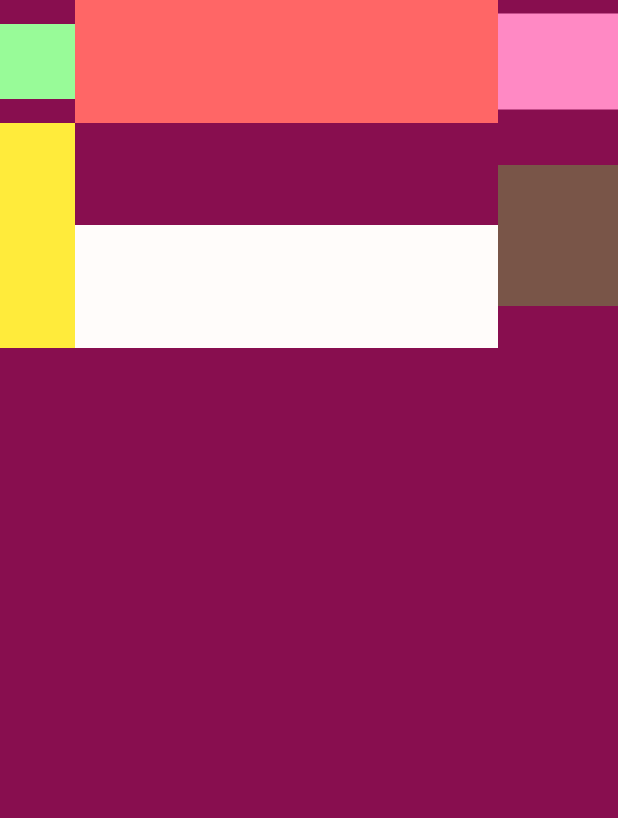
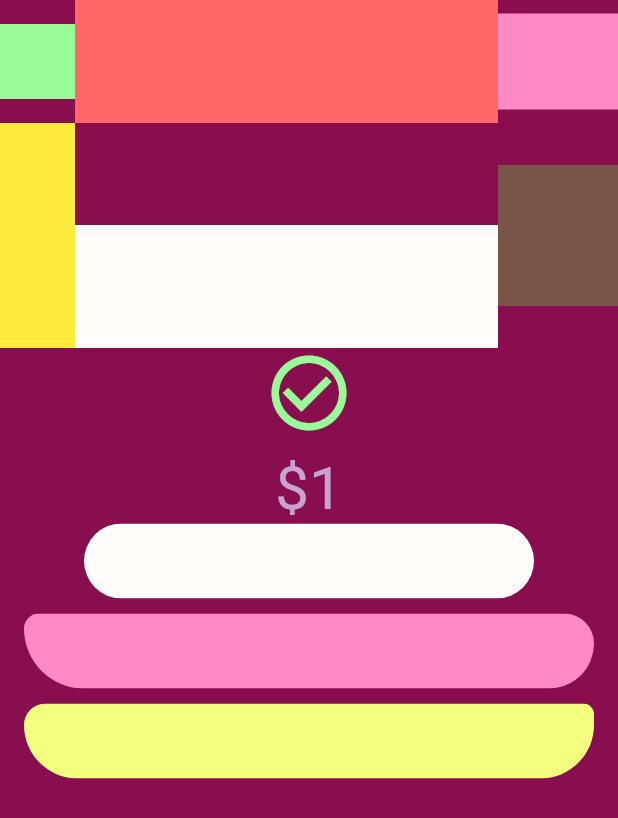
Before and after one commit to viirgess/WidgetsPractice, a Flutter app: the ThirdScreen screen opened directly, on a phone screen of 412 x 824 dp. Shown: the top 818 px of the screen. Run offline on Flutter 3.47's test engine with Material 2 defaults, Android fonts, the phone set to English and light mode, and no system bars.

Commit message:
added several widgets more

```diff
--- a/lib/component/screen/second_screen.dart
+++ b/lib/component/screen/second_screen.dart
@@ -1,7 +1,5 @@
 import 'package:flutter/material.dart';
-import 'package:widgets_practice/component/utils/color_source.dart';
 import 'package:widgets_practice/component/widget/silver_app_bar_widget.dart';
-import 'package:widgets_practice/component/widget/tablet_widget.dart';
 
 class SecondScreen extends StatelessWidget {
   const SecondScreen({super.key});
@@ -11,7 +9,7 @@ class SecondScreen extends StatelessWidget {
     return Scaffold(
       body: CustomScrollView(
         slivers: <Widget>[
-          SilverAppBarWidget(), // Add the custom SliverAppBar here
+          const SilverAppBarWidget(),
           SliverList(
             delegate: SliverChildBuilderDelegate(
               (BuildContext context, int index) {
@@ -19,7 +17,7 @@ class SecondScreen extends StatelessWidget {
                   title: Text('Item $index'),
                 );
               },
-              childCount: 100,
+              childCount: 10,
             ),
           ),
         ],
--- a/lib/component/screen/third_screen.dart
+++ b/lib/component/screen/third_screen.dart
@@ -1,5 +1,9 @@
 import 'package:flutter/material.dart';
 import 'package:widgets_practice/component/utils/color_source.dart';
+import 'package:widgets_practice/component/widget/clip_r_rect_widget.dart';
+import 'package:widgets_practice/component/widget/inherited_model_widget.dart';
+import 'package:widgets_practice/component/widget/stream_builder_widget.dart';
+
 import 'package:widgets_practice/component/widget/tablet_widget.dart';
 
 class ThirdScreen extends StatelessWidget {
@@ -10,10 +14,14 @@ class ThirdScreen extends StatelessWidget {
     return Scaffold(
       backgroundColor: Colors.pink.shade900,
       body: SafeArea(
-        child: Column(
-          children: [
-            TabletWidget(),
-          ],
+        child: SingleChildScrollView(
+          child: Column(
+            children: [
+              TabletWidget(),
+              StreamBuilderWidget(),
+              ClipRRectWidget(),
+            ],
+          ),
         ),
       ),
     );
--- /dev/null
+++ b/lib/component/widget/clip_r_rect_widget.dart
@@ -0,0 +1,62 @@
+import 'package:flutter/material.dart';
+import 'package:widgets_practice/component/utils/color_source.dart';
+
+class ClipRRectWidget extends StatelessWidget {
+  const ClipRRectWidget({super.key});
+
+  @override
+  Widget build(BuildContext context) {
+    return Padding(
+      padding: const EdgeInsets.symmetric(horizontal: 16),
+      child: Column(
+        mainAxisAlignment: MainAxisAlignment.spaceEvenly,
+        children: [
+          ClipRRect(
+            borderRadius: BorderRadius.circular(30.0),
+            child: Container(
+              width: double.infinity,
+              height: 50,
+              constraints: const BoxConstraints(
+                maxWidth: 300,
+                maxHeight: 100,
+              ),
+              color: ColorsSourceApp.milk,
+            ),
+          ),
+          const SizedBox(
+            height: 10,
+          ),
+          ClipRRect(
+            borderRadius: const BorderRadius.only(
+              topLeft: Radius.circular(10.0),
+              topRight: Radius.circular(20.0),
+              bottomRight: Radius.circular(30.0),
+              bottomLeft: Radius.circular(40.0),
+            ),
+            child: Container(
+              width: double.infinity,
+              height: 50,
+              color: ColorsSourceApp.purple,
+            ),
+          ),
+          const SizedBox(
+            height: 10,
+          ),
+          ClipRRect(
+            borderRadius: const BorderRadius.only(
+              topLeft: Radius.circular(20.0),
+              topRight: Radius.circular(10.0),
+              bottomRight: Radius.circular(50.0),
+              bottomLeft: Radius.circular(50.0),
+            ),
+            child: Container(
+              width: double.infinity,
+              height: 50,
+              color: ColorsSourceApp.yellow,
+            ),
+          ),
+        ],
+      ),
+    );
+  }
+}
--- a/lib/component/widget/page_view_widget.dart
+++ b/lib/component/widget/page_view_widget.dart
@@ -2,6 +2,7 @@ import 'package:flutter/material.dart';
 import 'package:widgets_practice/component/screen/first_screen.dart';
 import 'package:widgets_practice/component/screen/second_screen.dart';
 import 'package:widgets_practice/component/screen/third_screen.dart';
+import 'package:widgets_practice/component/widget/inherited_model_widget.dart';
 
 class PageViewWidget extends StatelessWidget {
   const PageViewWidget({super.key});
@@ -11,10 +12,11 @@ class PageViewWidget extends StatelessWidget {
     final PageController controller = PageController();
     return PageView(
       controller: controller,
-      children: [
+      children: const [
         FirstScreen(),
         SecondScreen(),
         ThirdScreen(),
+        InheritedModelWidget(),
       ],
     );
   }
--- /dev/null
+++ b/lib/component/widget/stream_builder_widget.dart
@@ -0,0 +1,137 @@
+import 'dart:async';
+
+import 'package:flutter/material.dart';
+import 'package:widgets_practice/component/utils/color_source.dart';
+
+class StreamBuilderWidget extends StatefulWidget {
+  const StreamBuilderWidget({super.key});
+
+  @override
+  State<StreamBuilderWidget> createState() => _StreamBuilderWidgetState();
+}
+
+class _StreamBuilderWidgetState extends State<StreamBuilderWidget> {
+  final Stream<int> _bids = (() {
+    late final StreamController<int> controller;
+    controller = StreamController<int>(
+      onListen: () async {
+        await Future<void>.delayed(const Duration(seconds: 1));
+        controller.add(1);
+        await Future<void>.delayed(const Duration(seconds: 1));
+        await controller.close();
+      },
+    );
+    return controller.stream;
+  })();
+
+  @override
+  Widget build(BuildContext context) {
+    return DefaultTextStyle(
+      style: Theme.of(context).textTheme.displayMedium!,
+      textAlign: TextAlign.center,
+      child: Container(
+        alignment: FractionalOffset.center,
+        color: Colors.transparent,
+        child: StreamBuilder<int>(
+          stream: _bids,
+          builder: (BuildContext context, AsyncSnapshot<int> snapshot) {
+            List<Widget> children;
+            if (snapshot.hasError) {
+              children = <Widget>[
+                const Icon(
+                  Icons.error_outline,
+                  color: ColorsSourceApp.red,
+                  size: 60,
+                ),
+                Padding(
+                  padding: const EdgeInsets.only(top: 10),
+                  child: Text('Error: ${snapshot.error}'),
+                ),
+                Padding(
+                  padding: const EdgeInsets.only(top: 8),
+                  child: Text(
+                    'Stack trace: ${snapshot.stackTrace}',
+                    style: const TextStyle(
+                        fontSize: 40, color: ColorsSourceApp.pink),
+                  ),
+                ),
+              ];
+            } else {
+              switch (snapshot.connectionState) {
+                case ConnectionState.none:
+                  children = const <Widget>[
+                    Icon(
+                      Icons.info,
+                      color: ColorsSourceApp.blue,
+                      size: 30,
+                    ),
+                    Padding(
+                      padding: EdgeInsets.only(top: 10),
+                      child: Text(
+                        'Too',
+                        style: TextStyle(
+                            fontSize: 40, color: ColorsSourceApp.pink),
+                      ),
+                    ),
+                  ];
+                case ConnectionState.waiting:
+                  children = const <Widget>[
+                    SizedBox(
+                      width: 60,
+                      height: 60,
+                      child: CircularProgressIndicator(),
+                    ),
+                    Padding(
+                      padding: EdgeInsets.only(top: 10),
+                      child: Text(
+                        'Server is loading',
+                        style: TextStyle(
+                            fontSize: 40, color: ColorsSourceApp.pink),
+                      ),
+                    ),
+                  ];
+                case ConnectionState.active:
+                  children = <Widget>[
+                    const Icon(
+                      Icons.check_circle_outline,
+                      color: ColorsSourceApp.green,
+                      size: 60,
+                    ),
+                    Padding(
+                      padding: const EdgeInsets.only(top: 10),
+                      child: Text(
+                        '\$${snapshot.data}',
+                        style: const TextStyle(
+                            fontSize: 40, color: ColorsSourceApp.pink),
+                      ),
+                    ),
+                  ];
+                case ConnectionState.done:
+                  children = <Widget>[
+                    const Icon(
+                      Icons.check,
+                      color: ColorsSourceApp.milk,
+                      size: 30,
+                    ),
+                    Padding(
+                      padding: const EdgeInsets.only(top: 10),
+                      child: Text(
+                        '\$${snapshot.data} (Awesome)',
+                        style: const TextStyle(
+                            fontSize: 40, color: ColorsSourceApp.pink),
+                      ),
+                    ),
+                  ];
+              }
+            }
+
+            return Column(
+              mainAxisAlignment: MainAxisAlignment.center,
+              children: children,
+            );
+          },
+        ),
+      ),
+    );
+  }
+}
--- a/lib/main.dart
+++ b/lib/main.dart
@@ -1,5 +1,7 @@
 import 'package:flutter/material.dart';
 import 'package:widgets_practice/component/screen/main_screen.dart';
+
+enum LogoAspect { backgroundColor, large }
 
 void main() {
   runApp(
--- a/pubspec.yaml
+++ b/pubspec.yaml
@@ -36,6 +36,7 @@ dependencies:
   # Use with the CupertinoIcons class for iOS style icons.
   cupertino_icons: ^1.0.2
   home_widget: ^0.3.0
+  transparent_image: ^2.0.1
 
 dev_dependencies:
   flutter_test:
@@ -60,9 +61,8 @@ flutter:
   uses-material-design: true
 
   # To add assets to your application, add an assets section, like this:
-  # assets:
-  #   - images/a_dot_burr.jpeg
-  #   - images/a_dot_ham.jpeg
+  assets:
+   - assets/images/balloon.png
 
   # An image asset can refer to one or more resolution-specific "variants", see
   # https://flutter.dev/assets-and-images/#resolution-aware
```
Also changed, not shown: lib/component/widget/backgroung_widget.dart (added, +22 -0 lines), lib/component/widget/inherited_model_widget.dart (added, +87 -0 lines), lib/component/widget/logo_widget.dart (added, +64 -0 lines), assets/images/balloon.png (added), assets/images/balloons.png (added), pubspec.lock, 2 other files.
